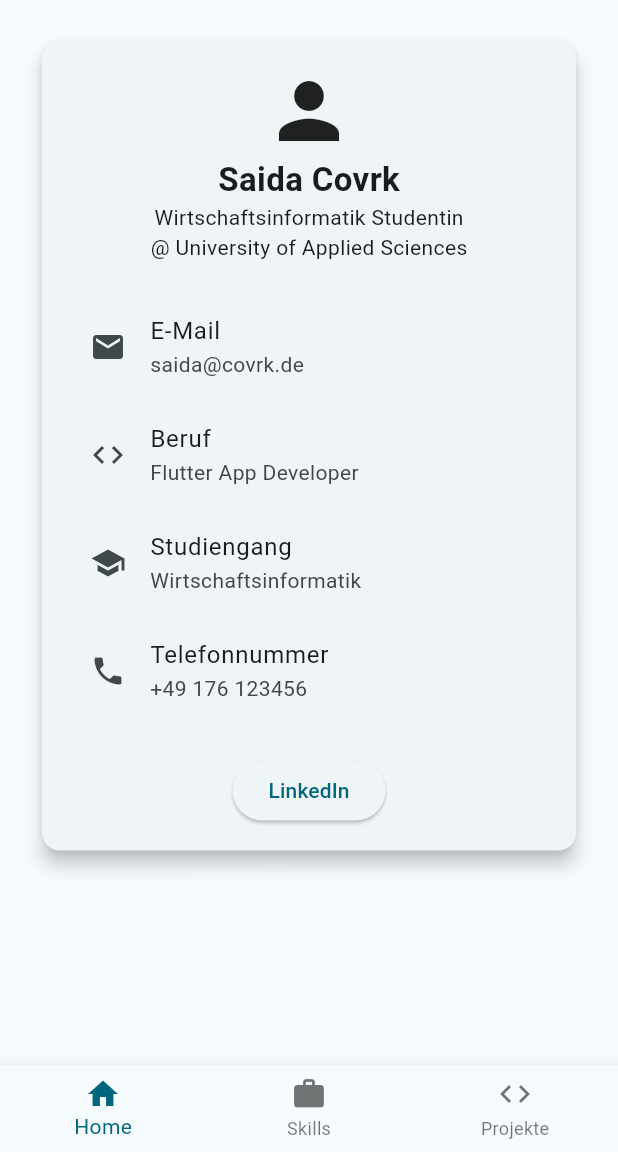
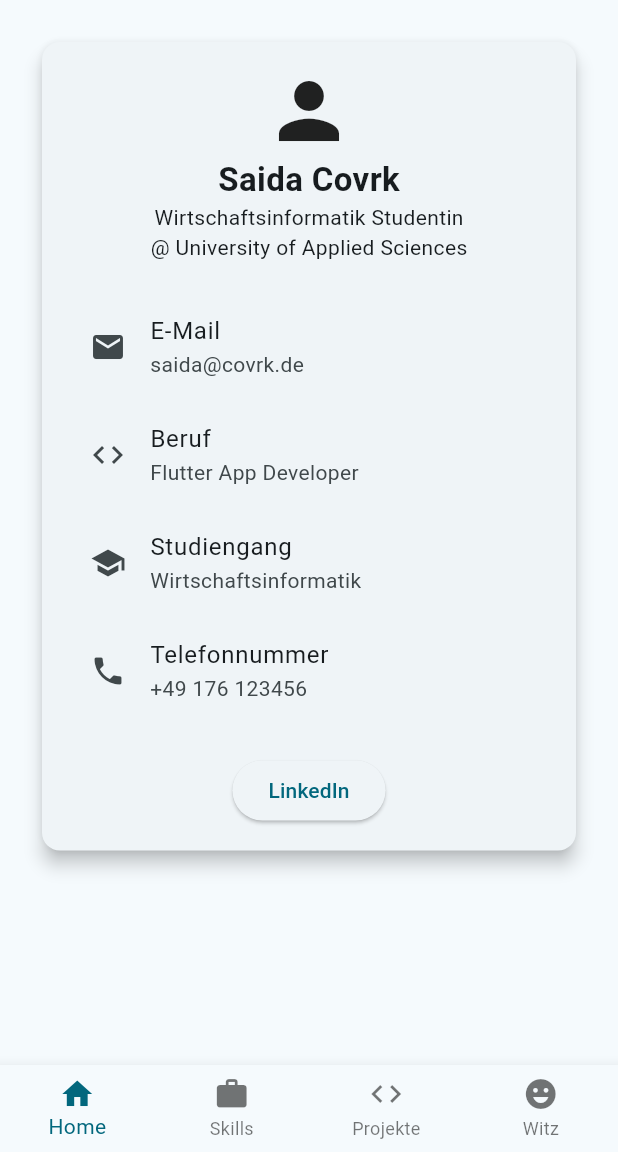
Before and after one commit to a-Bit-Of-Saida/Flutter_Einsteiger_Projekt, a Flutter app: the screen it shows after launch, on a phone screen of 412 x 824 dp, the part 84-1236 px from its top. Run offline on Flutter 3.47's test engine with Material 3 defaults, Android fonts, the phone set to English and light mode, and no system bars.

Commit message:
02 Flutter Grundlagen: Added API WItz des Tages + Screen
Added Witz des Tages + Witz Screen
Added http dependency
Added Witz des Tages API

```diff
--- a/02 Flutter Grundlagen/visitenkarten_app/lib/main.dart
+++ b/02 Flutter Grundlagen/visitenkarten_app/lib/main.dart
@@ -31,6 +31,8 @@ Card
 import 'package:flutter/material.dart';
 import 'package:url_launcher/url_launcher.dart';
 import 'package:flutter/cupertino.dart';
+import 'dart:convert';
+import 'package:http/http.dart' as http;
 
 void main() {
   runApp(const MyApp());
@@ -64,10 +66,31 @@ class MyHomePage extends StatefulWidget {
 
 class _MyHomePageState extends State<MyHomePage> {
   int selectedIndex = 0;
+  String setup = '';
+  String punchline = '';
+  bool isLoading = false;
 
   Future<void> openLinkedIn() async {
     final Uri linkedin = Uri.parse('https://www.linkedin.com/in/saida-covrk/');
     await launchUrl(linkedin, mode: LaunchMode.externalApplication);
+  }
+
+  Future<void> ladeWitz() async {
+    setState(() {
+      isLoading = true;
+    });
+
+    final url = Uri.parse('https://official-joke-api.appspot.com/random_joke');
+
+    final response = await http.get(url);
+
+    final data = jsonDecode(response.body);
+
+    setState(() {
+      setup = data['setup'];
+      punchline = data['punchline'];
+      isLoading = false;
+    });
   }
 
   Widget buildHomePage() {
@@ -896,12 +919,56 @@ class _MyHomePageState extends State<MyHomePage> {
     );
   }
 
+  Widget buildJokePage() {
+    return Center(
+      child: Padding(
+        padding: const EdgeInsets.all(16),
+        child: Column(
+          mainAxisSize: MainAxisSize.min,
+          children: [
+            const Text(
+              'Witz des Tages',
+              style: TextStyle(fontSize: 28, fontWeight: FontWeight.bold),
+            ),
+
+            const SizedBox(height: 16),
+
+            ElevatedButton(
+              onPressed: ladeWitz,
+              child: const Text('Witz laden'),
+            ),
+
+            const SizedBox(height: 16),
+
+            if (isLoading)
+              const CircularProgressIndicator()
+            else if (setup.isNotEmpty)
+              Column(
+                children: [
+                  Text(setup, textAlign: TextAlign.center),
+
+                  const SizedBox(height: 8),
+
+                  Text(
+                    punchline,
+                    textAlign: TextAlign.center,
+                    style: const TextStyle(fontWeight: FontWeight.bold),
+                  ),
+                ],
+              ),
+          ],
+        ),
+      ),
+    );
+  }
+
   @override
   Widget build(BuildContext context) {
     final List<Widget> pages = [
       buildHomePage(),
       buildSkillsPage(),
       buildProjectPage(),
+      buildJokePage(),
     ];
 
     return Scaffold(
@@ -911,6 +978,7 @@ class _MyHomePageState extends State<MyHomePage> {
       ),
       body: pages[selectedIndex],
       bottomNavigationBar: BottomNavigationBar(
+        type: BottomNavigationBarType.fixed,
         currentIndex: selectedIndex,
         onTap: (index) {
           setState(() {
@@ -921,6 +989,10 @@ class _MyHomePageState extends State<MyHomePage> {
           BottomNavigationBarItem(icon: Icon(Icons.home), label: 'Home'),
           BottomNavigationBarItem(icon: Icon(Icons.work), label: 'Skills'),
           BottomNavigationBarItem(icon: Icon(Icons.code), label: 'Projekte'),
+          BottomNavigationBarItem(
+            icon: Icon(Icons.emoji_emotions),
+            label: 'Witz',
+          ),
         ],
       ),
     );
--- a/02 Flutter Grundlagen/visitenkarten_app/pubspec.yaml
+++ b/02 Flutter Grundlagen/visitenkarten_app/pubspec.yaml
@@ -35,6 +35,7 @@ dependencies:
   # The following adds the Cupertino Icons font to your application.
   # Use with the CupertinoIcons class for iOS style icons.
   cupertino_icons: ^1.0.9
+  http: ^1.6.0
 
 dev_dependencies:
   flutter_test:
```
Also changed, not shown: 02 Flutter Grundlagen/visitenkarten_app/pubspec.lock.
